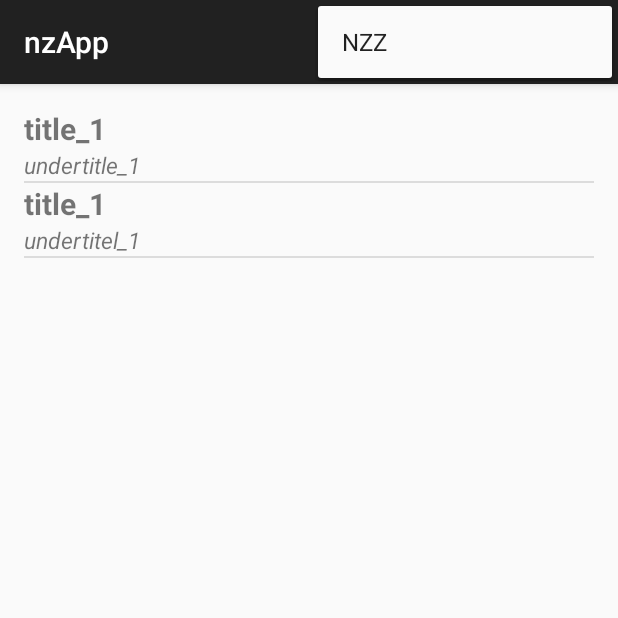
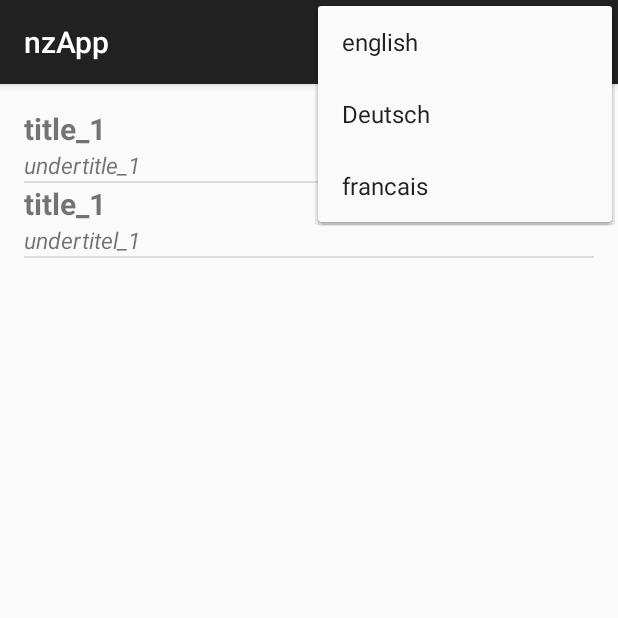
Before and after one commit to cintoros/nzApp, an Android app: the screen it shows after launch (MainActivity), with the options menu open, on a phone screen of 412 x 824 dp, the top half of it. Run offline under Robolectric (Android 15) with nearby library versions, the phone set to English and light mode, and no system bars; 1 statement that could not run was skipped.

```diff
--- a/nzApp/app/src/main/res/menu/menu_main.xml
+++ b/nzApp/app/src/main/res/menu/menu_main.xml
@@ -3,8 +3,15 @@
     xmlns:tools="http://schemas.android.com/tools"
     tools:context=".MainActivity">
     <item
-        android:id="@+id/action_settings"
-        android:orderInCategory="100"
-        android:title="@string/action_settings"
-        app:showAsAction="never" />
+        android:id="@+id/english"
+        android:orderInCategory="120"
+        android:title="english" />
+    <item
+        android:id="@+id/german"
+        android:orderInCategory="120"
+        android:title="Deutsch" />
+    <item
+        android:id="@+id/french"
+        android:orderInCategory="120"
+        android:title="francais" />
 </menu>
```
Also changed, not shown: nzApp/app/src/main/java/fhnw/ch/nzapp/GitHubService.java (+9 -0 lines), nzApp/app/src/main/java/fhnw/ch/nzapp/MainActivity.java (+16 -5 lines), nzApp/app/src/main/java/fhnw/ch/nzapp/NewsServiceImpl.java (+20 -2 lines).
